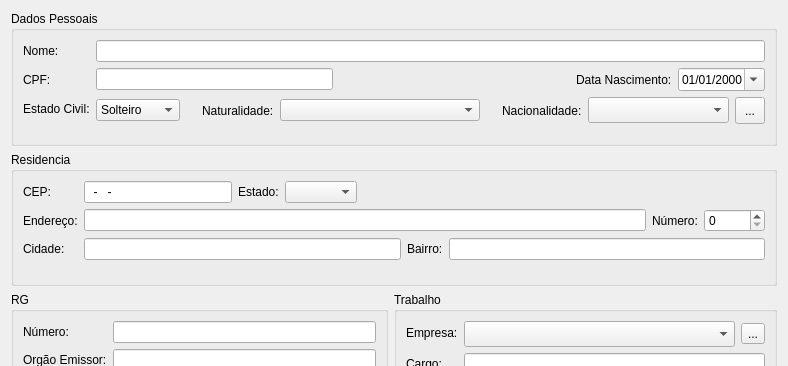
alexandrepossebom/qsc, file clienteaddview.ui: the form before one commit; both pictures show x 0 to 788 and y 0 to 366 of the 788 by 747 pixel window.
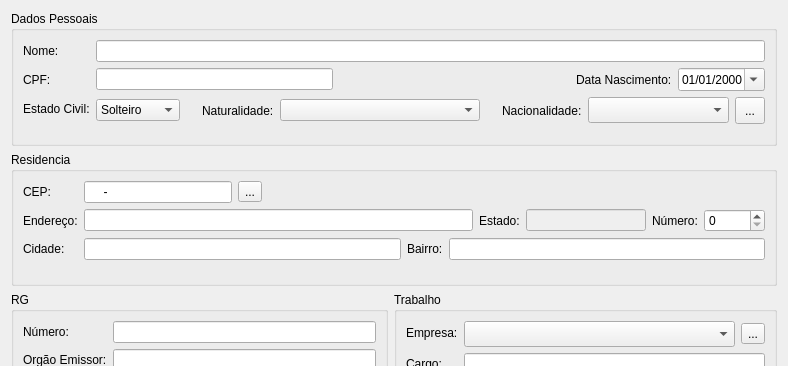
The form after the commit.

Diff of the .ui file:
```diff
--- a/clienteaddview.ui
+++ b/clienteaddview.ui
@@ -223,20 +223,17 @@
            </size>
           </property>
           <property name="inputMask">
-           <string>99-999-999; </string>
+           <string>99999-999; </string>
           </property>
          </widget>
         </item>
         <item>
-         <widget class="QLabel" name="label_21">
+         <widget class="QToolButton" name="cepToolButton">
           <property name="text">
-           <string>Estado:</string>
+           <string>...</string>
           </property>
          </widget>
         </item>
-        <item>
-         <widget class="QComboBox" name="estadoComboBox"/>
-        </item>
         <item>
          <spacer name="horizontalSpacer">
           <property name="orientation">
@@ -264,6 +261,26 @@
         <item>
          <widget class="QLineEdit" name="enderecoLineEdit"/>
         </item>
+        <item>
+         <widget class="QLabel" name="label_21">
+          <property name="text">
+           <string>Estado:</string>
+          </property>
+         </widget>
+        </item>
+        <item>
+         <widget class="QLineEdit" name="estadoLineEdit">
+          <property name="enabled">
+           <bool>false</bool>
+          </property>
+          <property name="maximumSize">
+           <size>
+            <width>120</width>
+            <height>16777215</height>
+           </size>
+          </property>
+         </widget>
+        </item>
         <item>
          <widget class="QLabel" name="label_19">
           <property name="text">
```
